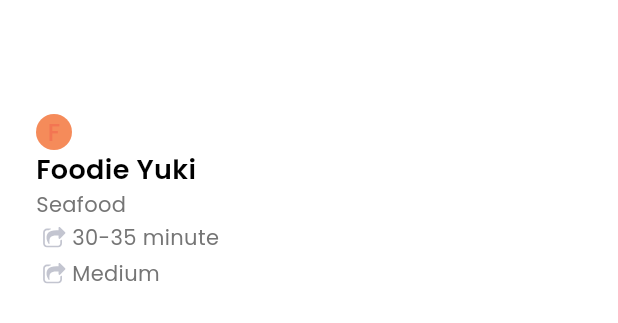
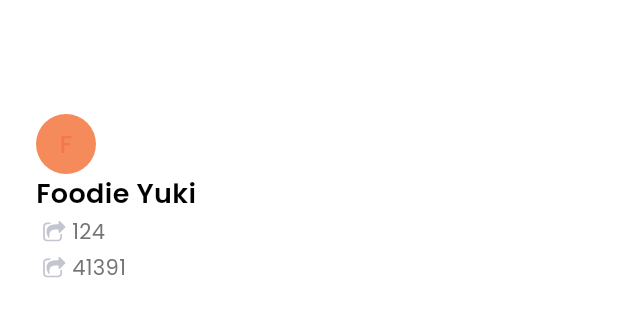
Before and after one commit to Flamingo21/Cooking-App, a Flutter app: the PopularCard widget shown alone on an empty page, opened directly with sample values from the repository, on a phone screen of 412 x 824 dp. Shown: the top 323 px of the screen. Run offline on Flutter 3.47's test engine with Material 3 defaults, Android fonts, the phone set to English and light mode, and no system bars; our stand-ins replace flutter_svg.

```diff
--- a/lib/components/popular_card.dart
+++ b/lib/components/popular_card.dart
@@ -53,7 +53,7 @@ class PopularCard extends StatelessWidget {
                   crossAxisAlignment: CrossAxisAlignment.start,
                   children: [
                     CircleAvatar(
-                      radius: 12,
+                      radius: 20,
                       child: Text(
                         recipe!.recipeMaker[0],
                         style: TextStyle(color: recipe!.startColor),
@@ -70,14 +70,6 @@ class PopularCard extends StatelessWidget {
                         color: Color.fromARGB(255, 0, 0, 0),
                       ),
                     ),
-                    const Text(
-                      'Seafood',
-                      style: TextStyle(
-                        fontSize: 14,
-                        // fontWeight: FontWeight.w600,
-                        color: Color.fromARGB(255, 117, 117, 117),
-                      ),
-                    ),
                     Row(
                       children: [
                         CircleAvatar(
@@ -87,7 +79,7 @@ class PopularCard extends StatelessWidget {
                           backgroundColor: Colors.transparent,
                         ),
                         const Text(
-                          '30-35 minute',
+                          '124',
                           style: TextStyle(
                             fontSize: 14,
                             // fontWeight: FontWeight.w600,
@@ -105,7 +97,7 @@ class PopularCard extends StatelessWidget {
                           backgroundColor: Colors.transparent,
                         ),
                         const Text(
-                          'Medium',
+                          '41391',
                           style: TextStyle(
                             fontSize: 14,
                             // fontWeight: FontWeight.w600,
```
Also changed, not shown: lib/components/pageview_creator_list.dart (+8 -8 lines), lib/components/popular_recipe_list.dart (+8 -8 lines), lib/screens/home_screen.dart (+33 -1 lines).
